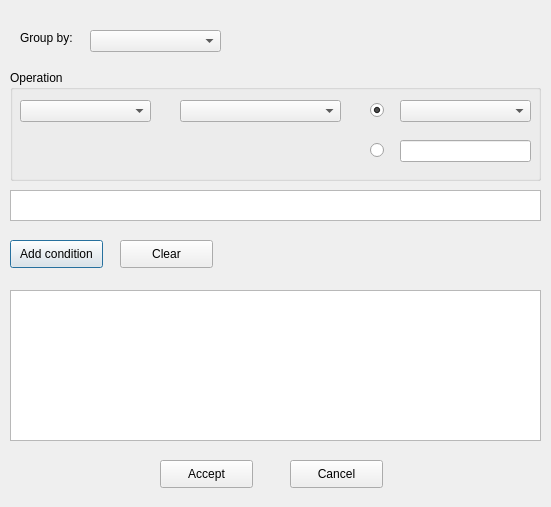
Qt form pandasvis/ui/filter_variables.ui (luiztauffer/pandasVIS) before a commit.
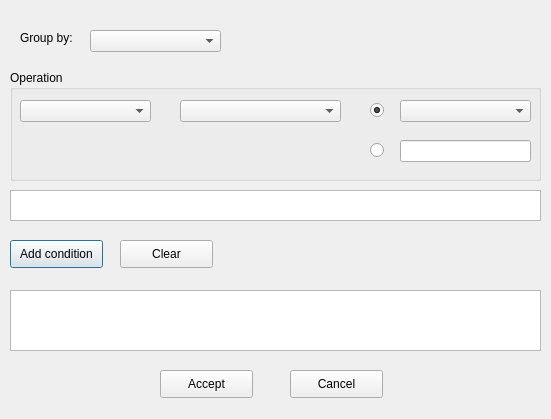
The same form after that commit.

Commit message: multiple panels for joyplot - not working yet

What changed in the file:
```diff
--- a/pandasvis/ui/filter_variables.ui
+++ b/pandasvis/ui/filter_variables.ui
@@ -7,7 +7,7 @@
     <x>0</x>
     <y>0</y>
     <width>551</width>
-    <height>507</height>
+    <height>419</height>
    </rect>
   </property>
   <property name="windowTitle">
@@ -49,7 +49,7 @@
      <x>10</x>
      <y>290</y>
      <width>531</width>
-     <height>151</height>
+     <height>61</height>
     </rect>
    </property>
    <property name="html">
@@ -149,7 +149,7 @@
    <property name="geometry">
     <rect>
      <x>160</x>
-     <y>460</y>
+     <y>370</y>
      <width>93</width>
      <height>28</height>
     </rect>
@@ -162,7 +162,7 @@
    <property name="geometry">
     <rect>
      <x>290</x>
-     <y>460</y>
+     <y>370</y>
      <width>93</width>
      <height>28</height>
     </rect>
```
The commit also changes 2 other files.
